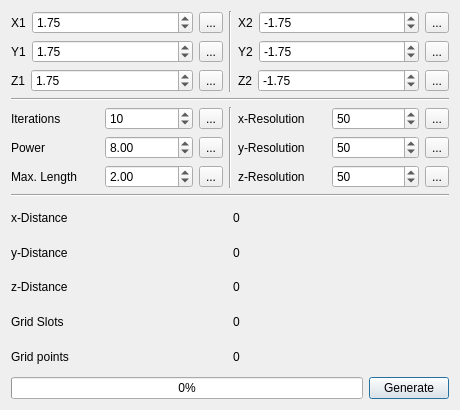
Above: mbulbwindow.ui from EVARATE/MandelbulbUI before the change. Below: the same form after it.
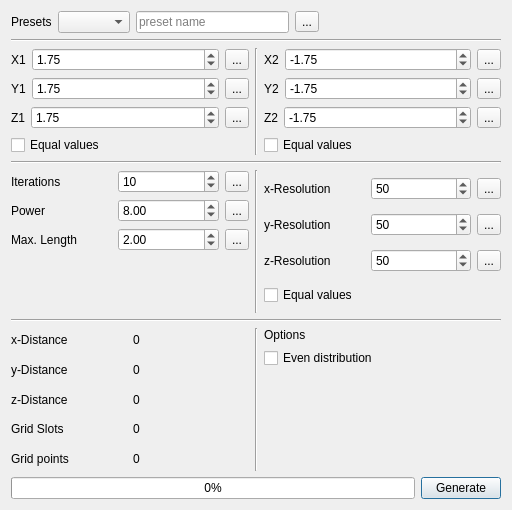
That is the form after the change. Icons and pictures are not drawn.

Diff of the .ui file:
```diff
--- a/mbulbwindow.ui
+++ b/mbulbwindow.ui
@@ -6,10 +6,16 @@
    <rect>
     <x>0</x>
     <y>0</y>
-    <width>460</width>
-    <height>410</height>
+    <width>512</width>
+    <height>510</height>
    </rect>
   </property>
+  <property name="minimumSize">
+   <size>
+    <width>512</width>
+    <height>510</height>
+   </size>
+  </property>
   <property name="windowTitle">
    <string>Mandelbulb Generator</string>
   </property>
@@ -17,7 +23,66 @@
    <item row="0" column="0">
     <layout class="QVBoxLayout" name="verticalLayout">
      <item>
-      <layout class="QHBoxLayout" name="hL_volumeInput">
+      <layout class="QHBoxLayout" name="hL_presets" stretch="0,0,0,0">
+       <item>
+        <widget class="QLabel" name="label_18">
+         <property name="text">
+          <string>Presets</string>
+         </property>
+        </widget>
+       </item>
+       <item>
+        <widget class="QComboBox" name="comboBox_presets"/>
+       </item>
+       <item>
+        <layout class="QHBoxLayout" name="hL_newPreset">
+         <item>
+          <widget class="QLineEdit" name="lineEdit_newPresetName">
+           <property name="placeholderText">
+            <string>preset name</string>
+           </property>
+          </widget>
+         </item>
+         <item>
+          <widget class="QToolButton" name="buttonNewPreset">
+           <property name="toolTip">
+            <string>Create new preset</string>
+           </property>
+           <property name="text">
+            <string>...</string>
+           </property>
+           <property name="icon">
+            <iconset resource="resources.qrc">
+             <normaloff>:/icons/cil-plus.svg</normaloff>:/icons/cil-plus.svg</iconset>
+           </property>
+          </widget>
+         </item>
+        </layout>
+       </item>
+       <item>
+        <spacer name="horizontalSpacer">
+         <property name="orientation">
+          <enum>Qt::Horizontal</enum>
+         </property>
+         <property name="sizeHint" stdset="0">
+          <size>
+           <width>40</width>
+           <height>20</height>
+          </size>
+         </property>
+        </spacer>
+       </item>
+      </layout>
+     </item>
+     <item>
+      <widget class="Line" name="line_5">
+       <property name="orientation">
+        <enum>Qt::Horizontal</enum>
+       </property>
+      </widget>
+     </item>
+     <item>
+      <layout class="QHBoxLayout" name="hL_volumeInput" stretch="0,0,0">
        <item>
         <layout class="QVBoxLayout" name="vL_pointAInput">
          <item>
@@ -125,6 +190,13 @@
            </item>
           </layout>
          </item>
+         <item>
+          <widget class="QCheckBox" name="checkBox_equalValues_P1">
+           <property name="text">
+            <string>Equal values</string>
+           </property>
+          </widget>
+         </item>
         </layout>
        </item>
        <item>
@@ -241,6 +313,13 @@
            </item>
           </layout>
          </item>
+         <item>
+          <widget class="QCheckBox" name="checkBox_equalValues_P2">
+           <property name="text">
+            <string>Equal values</string>
+           </property>
+          </widget>
+         </item>
         </layout>
        </item>
       </layout>
@@ -355,6 +434,19 @@
            </item>
           </layout>
          </item>
+         <item>
+          <spacer name="verticalSpacer_2">
+           <property name="orientation">
+            <enum>Qt::Vertical</enum>
+           </property>
+           <property name="sizeHint" stdset="0">
+            <size>
+             <width>20</width>
+             <height>40</height>
+            </size>
+           </property>
+          </spacer>
+         </item>
         </layout>
        </item>
        <item>
@@ -471,6 +563,13 @@
            </item>
           </layout>
          </item>
+         <item>
+          <widget class="QCheckBox" name="checkBox_equalValues_res">
+           <property name="text">
+            <string>Equal values</string>
+           </property>
+          </widget>
+         </item>
         </layout>
        </item>
       </layout>
@@ -483,6 +582,10 @@
       </widget>
      </item>
      <item>
+      <layout class="QHBoxLayout" name="horizontalLayout_20">
+       <item>
+        <layout class="QVBoxLayout" name="verticalLayout_2">
+         <item>
       <layout class="QHBoxLayout" name="horizontalLayout_10">
        <item>
         <widget class="QLabel" name="label_10">
@@ -569,6 +672,51 @@
           <string>0</string>
          </property>
         </widget>
+           </item>
+          </layout>
+         </item>
+        </layout>
+       </item>
+       <item>
+        <widget class="Line" name="line_6">
+         <property name="orientation">
+          <enum>Qt::Vertical</enum>
+         </property>
+        </widget>
+       </item>
+       <item>
+        <layout class="QVBoxLayout" name="vL_options" stretch="0,0,0">
+         <item>
+          <widget class="QLabel" name="label_19">
+           <property name="text">
+            <string>Options</string>
+           </property>
+          </widget>
+         </item>
+         <item>
+          <widget class="QCheckBox" name="checkBox_equidistance">
+           <property name="toolTip">
+            <string>Adapt y-Resolution and z-Resolution so that x,y,z - distance is identical</string>
+           </property>
+           <property name="text">
+            <string>Even distribution</string>
+           </property>
+          </widget>
+         </item>
+         <item>
+          <spacer name="verticalSpacer">
+           <property name="orientation">
+            <enum>Qt::Vertical</enum>
+           </property>
+           <property name="sizeHint" stdset="0">
+            <size>
+             <width>20</width>
+             <height>40</height>
+            </size>
+           </property>
+          </spacer>
+         </item>
+        </layout>
        </item>
       </layout>
      </item>
```
Lines whose indentation alone changed are shown as unchanged.
